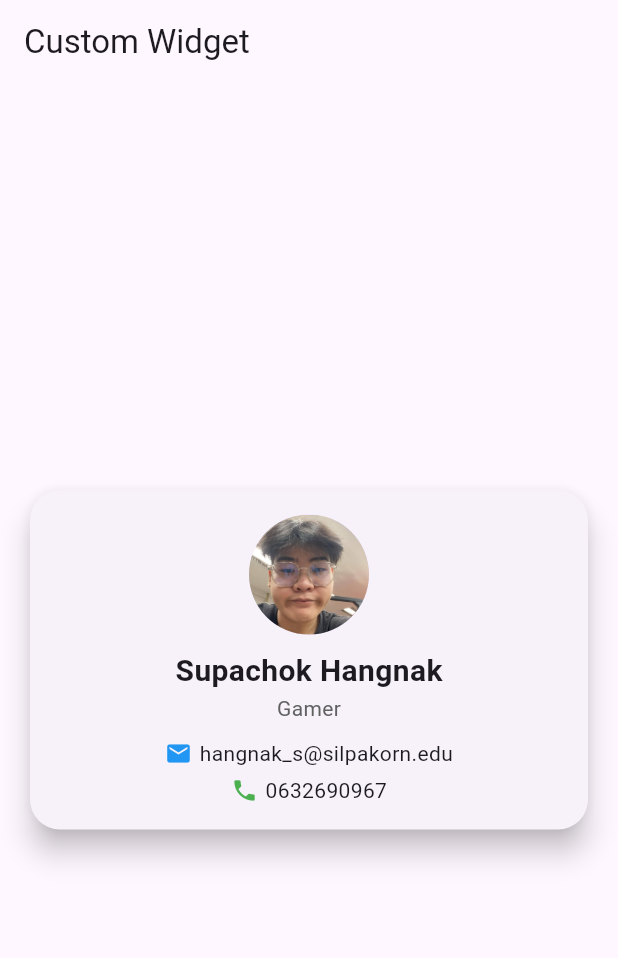
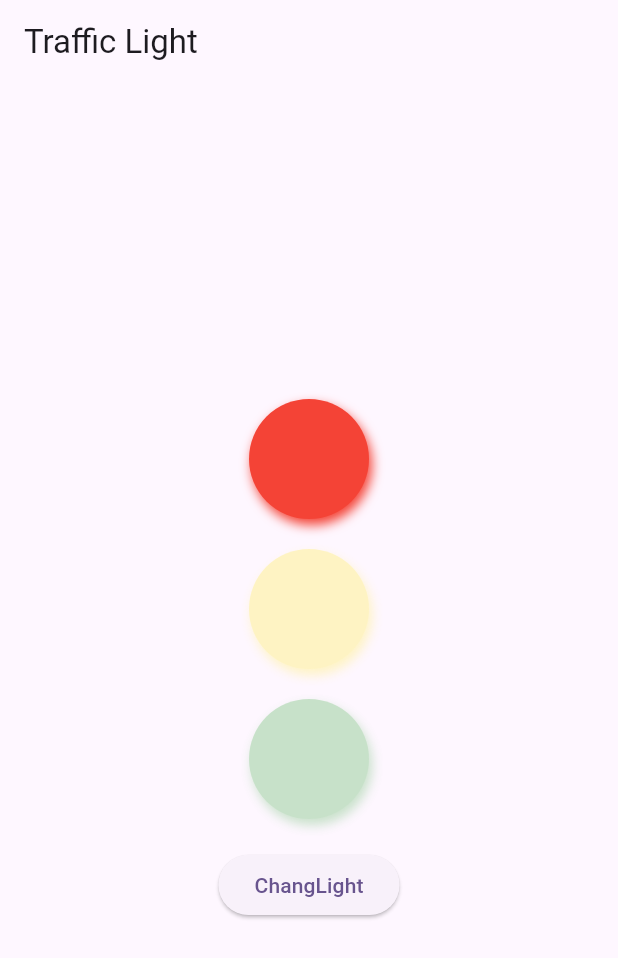
Before and after one commit to std-supachok/flutter_assignments, a Flutter app: the screen it shows after launch, on a phone screen of 412 x 824 dp. Shown: the top 958 px of the screen. Run offline on Flutter 3.47's test engine with Material 3 defaults, Android fonts, the phone set to English and light mode, and no system bars; our stand-ins replace cloud_firestore, firebase_core, shared_preferences; accounts and stored records are empty.

Commit message:
traffig_light

```diff
--- a/lib/main.dart
+++ b/lib/main.dart
@@ -1,40 +1,49 @@
+//import 'package:first_app/Week3_Assignment.dart';
+//import 'package:first_app/counter_widget.dart';
+//import 'package:first_app/greeting_widget.dart';
+//import 'package:first_ap  p/navigation_ex/first_page.dart';
+//import 'package:first_app/navigation_ex/second_page.dart';
+//import 'package:first_app/greeting_widget.dart';
+//import 'package:first_app/form/form_input.dart';
+//import 'package:first_app/api_example/api_example.dart';
+import 'package:firebase_core/firebase_core.dart';
+//import 'package:first_app/simple_custom_widget.dart';
+//import 'package:first_app/form/form_input.dart';
+//import 'package:first_app/form/from_example1.dart';
 import 'package:flutter/material.dart';
-import 'components/profile_card.dart';
+//import 'package:first_app/form/from_example1.dart';
+import 'firebase_options.dart';
+//import 'animeted_test.dart';
+//import 'api_example/firestore_test.dart';
+//import 'api_example/product_page.dart';
+import 'traffig_light.dart';
 
-void main() {
+void main() async {
+  WidgetsFlutterBinding.ensureInitialized();
+  await Firebase.initializeApp(
+    options: DefaultFirebaseOptions.currentPlatform,
+  );
   runApp(const MyApp());
 }
 
 class MyApp extends StatelessWidget {
   const MyApp({super.key});
 
+  // This widget is the root of your application.
   @override
   Widget build(BuildContext context) {
     return MaterialApp(
+      title: 'Flutter Demo',
+      theme: ThemeData(
+        colorScheme: ColorScheme.fromSeed(seedColor: Colors.deepPurple),
+      ),
       debugShowCheckedModeBanner: false,
-      title: 'Custom Widget Demo',
-      theme: ThemeData(primarySwatch: Colors.blue),
-      home: const CustomWidgetPage(),
+      home: const TraffigLight(),
+      // initialRoute: '/',
+      // routes: {
+      //   '/': (context) => FirstPage(),
+        //'/second': (context) => SecondPage()
+      //},
     );
   }
 }
-
-class CustomWidgetPage extends StatelessWidget {
-  const CustomWidgetPage({super.key});
-
-  @override
-  Widget build(BuildContext context) {
-    return Scaffold(
-      appBar: AppBar(title: const Text('Custom Widget')),
-      body: Center(
-        child: ProfileCard(
-          name: 'Supachok Hangnak',
-          position: 'Gamer',
-          email: 'hangnak_s@silpakorn.edu',
-          phoneNumber: '0632690967',
-          imageAsset: 'assets/image/me.jpg',
-        ),
-      ),
-    );
-  }
-}
--- /dev/null
+++ b/lib/traffig_light.dart
@@ -0,0 +1,83 @@
+import 'package:flutter/material.dart';
+
+class TraffigLight extends StatefulWidget {
+  const TraffigLight({super.key});
+
+  @override
+  State<TraffigLight> createState() => _TraffigLightState();
+}
+
+class _TraffigLightState extends State<TraffigLight> {
+   // ฟังก์ชันสร้างวงกลม
+  Widget buildCircle(Color color) {
+    return Container(
+      width: 80,
+      height: 80,
+      decoration: BoxDecoration(
+        color: color,
+        shape: BoxShape.circle,
+        boxShadow: [
+          BoxShadow(
+            color: color,
+            blurRadius: 6,
+            offset: const Offset(2, 4),
+          ),
+        ],
+      ),
+    );
+  }
+  double opacityRed = 1.0;
+  double opacityYellow = 0.3;
+  double opacityGreen = 0.3;
+  void ChangeLight() {
+    setState(() {
+      if (opacityRed == 1.0) {
+        opacityRed = 0.3;
+        opacityYellow = 1.0;
+        opacityGreen = 0.3;
+      } else if (opacityYellow == 1.0) {
+        opacityRed = 0.3;
+        opacityYellow = 0.3;
+        opacityGreen = 1.0;
+      } else {
+        opacityRed = 1.0;
+        opacityYellow = 0.3;
+        opacityGreen = 0.3;
+      }
+    });
+  }
+  @override
+  Widget build(BuildContext context) {
+    return Scaffold(
+      appBar: AppBar(
+        title: const Text('Traffic Light'),
+      ),
+      body: Center(
+        child: Column(
+          mainAxisAlignment: MainAxisAlignment.center,
+          children: [
+            AnimatedOpacity(
+              opacity: opacityRed,
+              duration: const Duration(seconds: 1),
+              child: buildCircle(Colors.red),
+            ),
+            const SizedBox(height: 20),
+            AnimatedOpacity(
+              opacity: opacityYellow,
+              duration: const Duration(seconds: 1),
+              child: buildCircle(Colors.yellow),
+            ),
+            const SizedBox(height: 20),
+            AnimatedOpacity(
+              opacity: opacityGreen,
+              duration: const Duration(seconds: 1),
+              child: buildCircle(Colors.green),
+            ),
+            const SizedBox(height: 20),
+            ElevatedButton(onPressed: ChangeLight, child: Text("ChangLight"))
+          ],
+        ),
+      )
+    );
+  }
+}
--- a/pubspec.yaml
+++ b/pubspec.yaml
@@ -34,6 +34,9 @@ dependencies:
   # The following adds the Cupertino Icons font to your application.
   # Use with the CupertinoIcons class for iOS style icons.
   cupertino_icons: ^1.0.8
+  shared_preferences: ^2.5.3
+  cloud_firestore: ^6.0.3
+  firebase_core: ^4.2.0
 
 dev_dependencies:
   flutter_test:
```
Also changed, not shown: lib/animated_test.dart (added, +49 -0 lines), lib/page/fak.txt (added, +21 -0 lines), lib/page/fire_store.dart (added, +47 -0 lines), lib/page/setting_page.dart (added, +38 -0 lines), lib/page/testcall.dart (added, +159 -0 lines), firebase.json (added), lib/firebase_options.dart (added), pubspec.lock, 15 other files.
